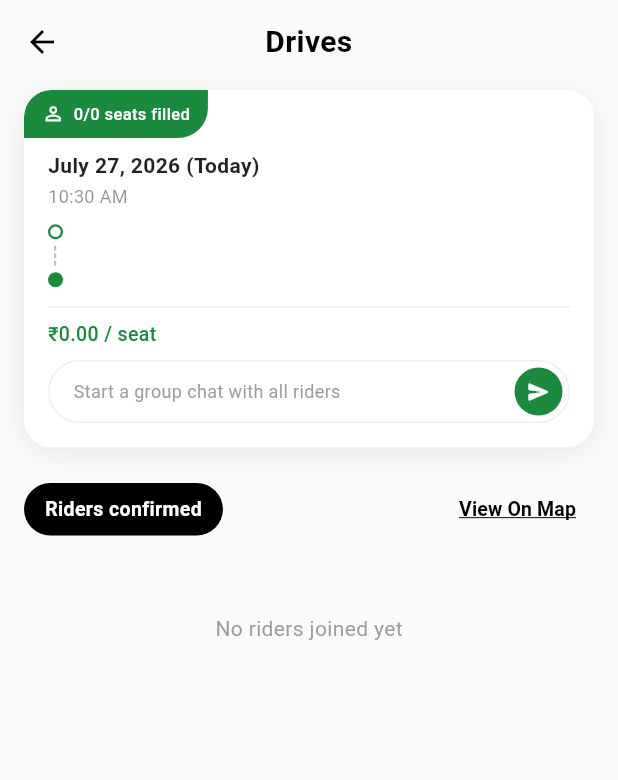
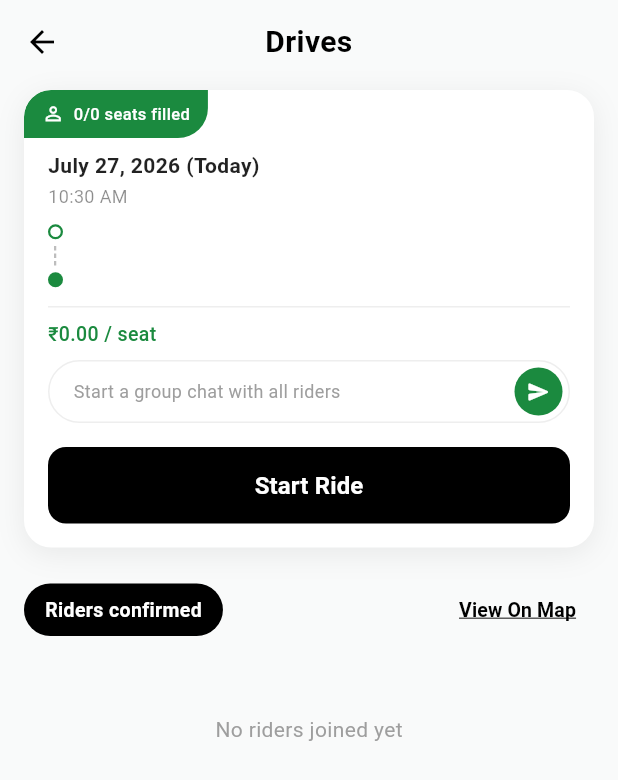
Before and after one commit to kinjal-ascendion/AcePool, a Flutter app: the DrivesDetailPage screen opened directly with empty values, on a phone screen of 412 x 824 dp. Shown: the top 780 px of the screen. Run offline on Flutter 3.47's test engine with Material 3 defaults, Android fonts, the phone set to English and light mode, and no system bars; our stand-ins replace audioplayers, cloud_firestore, equatable, firebase_auth, firebase_core, firebase_storage and 7 more; missing offline and left inert: google_mlkit_text_recognition, record, validifydart; accounts and stored records are empty.

Commit message:
--added Start and End trip functionality

```diff
--- a/lib/features/home/domain/usecases/get_upcoming_trips_usecase.dart
+++ b/lib/features/home/domain/usecases/get_upcoming_trips_usecase.dart
@@ -63,7 +63,8 @@ class GetUpcomingTripsUseCase {
         farePerSeat: (fareMap?['farePerSeat'] as num?)?.toDouble(),
         note: data['note'] as String?,
         durationMinutes: (data['routeDurationMinutes'] as num?)?.toInt(),
+        status: data['status'] as String? ?? 'upcoming',
       );
-    }).toList();
+    }).where((trip) => trip.status != 'completed').toList();
   }
 }
--- a/lib/features/home/presentation/bloc/home_bloc.dart
+++ b/lib/features/home/presentation/bloc/home_bloc.dart
@@ -37,6 +37,7 @@ class HomeBloc extends Bloc<HomeEvent, HomeState> {
     on<SeatCountChanged>(_onSeatCountChanged);
     on<RideFormReset>(_onRideFormReset);
     on<FindRidesRequested>(_onFindRidesRequested);
+    on<RefreshUpcomingTrips>(_onRefreshUpcomingTrips);
     on<CurrentLocationFetched>(_onCurrentLocationFetched);
   }
 
@@ -51,6 +52,16 @@ class HomeBloc extends Bloc<HomeEvent, HomeState> {
     // Opportunistic, silent — if permission isn't granted yet this simply
     // resolves to null and "Find ride" gets a second chance to prompt.
     unawaited(_fetchCurrentLocation());
+  }
+
+  Future<void> _onRefreshUpcomingTrips(
+    RefreshUpcomingTrips event,
+    Emitter<HomeState> emit,
+  ) async {
+    try {
+      final trips = await _getUpcomingTrips();
+      emit(state.copyWith(upcomingTrips: trips));
+    } catch (_) {}
   }
 
   Future<void> _fetchCurrentLocation() async {
--- a/lib/features/home/presentation/bloc/home_event.dart
+++ b/lib/features/home/presentation/bloc/home_event.dart
@@ -83,6 +83,10 @@ class FindRidesRequested extends HomeEvent {
   const FindRidesRequested();
 }
 
+class RefreshUpcomingTrips extends HomeEvent {
+  const RefreshUpcomingTrips();
+}
+
 class CurrentLocationFetched extends HomeEvent {
   final double? lat;
   final double? lng;
--- a/lib/features/trips/presentation/widgets/drive_trip_card.dart
+++ b/lib/features/trips/presentation/widgets/drive_trip_card.dart
@@ -10,16 +10,21 @@ class DriveTripCard extends StatelessWidget {
     this.showViewDetails = true,
     this.onChatTap,
     this.onTap,
+    this.onStartRide,
+    this.onEndRide,
   });
 
   final UpcomingTrip trip;
   final bool showViewDetails;
   final VoidCallback? onChatTap;
   final VoidCallback? onTap;
-
+  final VoidCallback? onStartRide;
+  final VoidCallback? onEndRide;
 
   @override
   Widget build(BuildContext context) {
+    final bool isInProgress = trip.status == 'in_progress';
+
     return GestureDetector(
       onTap: onTap,
       child: GlassCard(
@@ -27,14 +32,17 @@ class DriveTripCard extends StatelessWidget {
         child: Column(
           crossAxisAlignment: CrossAxisAlignment.start,
           children: [
-          // Top row: seats-filled badge
+            // Top row: seats-filled badge or status badge
+            Row(
+              mainAxisAlignment: MainAxisAlignment.spaceBetween,
+              children: [
                 ClipRRect(
                   borderRadius: const BorderRadius.only(
                     topLeft: Radius.circular(18),
                     bottomRight: Radius.circular(20),
                   ),
                   child: ColoredBox(
-              color: AppColors.primaryGreen,
+                    color: isInProgress ? AppColors.primaryGreen : AppColors.primaryGreen,
                     child: Padding(
                       padding: const EdgeInsets.symmetric(
                         horizontal: 12,
@@ -43,14 +51,14 @@ class DriveTripCard extends StatelessWidget {
                       child: Row(
                         mainAxisSize: MainAxisSize.min,
                         children: [
-                    const Icon(
-                      Icons.person_outline,
+                          Icon(
+                            isInProgress ? Icons.directions_car : Icons.person_outline,
                             color: AppColors.white,
                             size: 15,
                           ),
                           const SizedBox(width: 6),
                           Text(
-                      '${trip.seatsFilled}/${trip.seatsTotal} seats filled',
+                            isInProgress ? 'Trip in Progress' : '${trip.seatsFilled}/${trip.seatsTotal} seats filled',
                             style: const TextStyle(
                               color: AppColors.white,
                               fontSize: 11,
@@ -61,6 +69,20 @@ class DriveTripCard extends StatelessWidget {
                       ),
                     ),
                   ),
+                ),
+                if (isInProgress)
+                  Padding(
+                    padding: const EdgeInsets.only(right: 16),
+                    child: Text(
+                      'Ride ID #${trip.id.substring(0, 5)}',
+                      style: TextStyle(
+                        color: AppColors.grey500,
+                        fontSize: 11,
+                        fontWeight: FontWeight.w400,
+                      ),
+                    ),
+                  ),
+              ],
             ),
 
           // Card content
@@ -211,6 +233,32 @@ class DriveTripCard extends StatelessWidget {
                     ),
                   ),
                 ),
+                const SizedBox(height: 16),
+
+                // Start/End Ride button
+                if ((!isInProgress && onStartRide != null) || (isInProgress && onEndRide != null))
+                  SizedBox(
+                    width: double.infinity,
+                    child: ElevatedButton(
+                      onPressed: isInProgress ? onEndRide : onStartRide,
+                      style: ElevatedButton.styleFrom(
+                        backgroundColor: AppColors.black,
+                        foregroundColor: AppColors.white,
+                        shape: RoundedRectangleBorder(
+                          borderRadius: BorderRadius.circular(12),
+                        ),
+                        padding: const EdgeInsets.symmetric(vertical: 14),
+                        elevation: 0,
+                      ),
+                      child: Text(
+                        isInProgress ? 'End Ride' : 'Start Ride',
+                        style: const TextStyle(
+                          fontSize: 16,
+                          fontWeight: FontWeight.bold,
+                        ),
+                      ),
+                    ),
+                  ),
               ],
             ),
           ),
```
Also changed, not shown: lib/features/home/domain/entities/upcoming_trip.dart (+25 -0 lines), lib/features/home/presentation/widgets/upcoming_trips_section.dart (+13 -5 lines), lib/features/rides/presentation/pages/drives_detail_page.dart (+28 -1 lines), lib/features/trips/presentation/pages/trips_page.dart (+34 -7 lines). Lines whose indentation alone changed are shown as unchanged.
